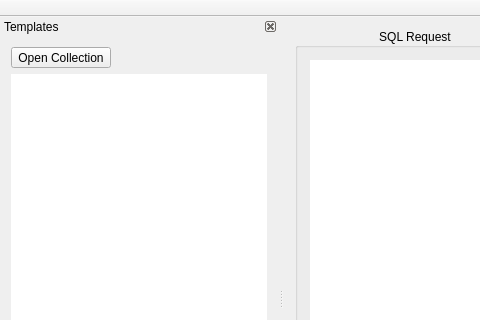
Above: app/SQirreL/gui/mainwindow.ui from ApplicationsForge/SQirreL before the change; both pictures show x 0 to 480 and y 0 to 320 of the 800 by 600 pixel window. Below: the same form after it.
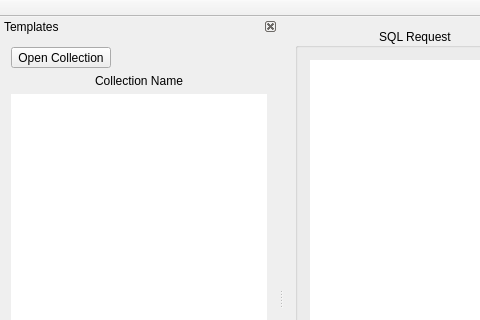
That is the form after the change. Custom widgets are drawn as their Qt base class.

Commit message: open collection

Diff of the .ui file:
```diff
--- a/app/SQirreL/gui/mainwindow.ui
+++ b/app/SQirreL/gui/mainwindow.ui
@@ -313,7 +313,24 @@
       </widget>
      </item>
      <item>
-      <widget class="QListWidget" name="listWidget">
+      <widget class="QLabel" name="collectionNameLabel">
+       <property name="font">
+        <font>
+         <weight>50</weight>
+         <bold>false</bold>
+         <strikeout>false</strikeout>
+        </font>
+       </property>
+       <property name="text">
+        <string>Collection Name</string>
+       </property>
+       <property name="alignment">
+        <set>Qt::AlignCenter</set>
+       </property>
+      </widget>
+     </item>
+     <item>
+      <widget class="QListWidget" name="collectionItemsListWidget">
        <property name="frameShape">
         <enum>QFrame::NoFrame</enum>
        </property>
```
The commit also changes 15 other files.
